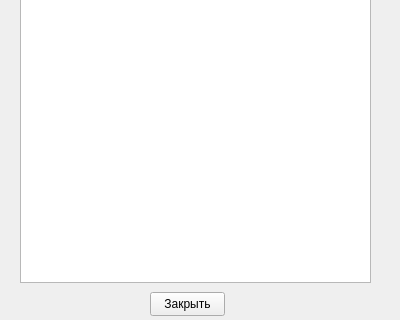
The window that receiptdescription.ui (MargaritaMalakhova/Recipes) describes before a commit, drawn with Qt 5; both pictures show x 0 to 400 and y 198 to 518 of the 400 by 518 pixel window.
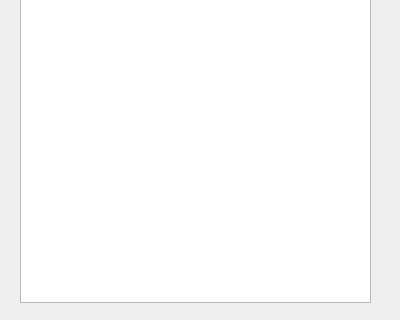
The same window after the commit.

Commit message: add services and recipe button handler

Patch:
```diff
--- a/receiptdescription.ui
+++ b/receiptdescription.ui
@@ -19,26 +19,13 @@
      <x>20</x>
      <y>20</y>
      <width>351</width>
-     <height>461</height>
+     <height>481</height>
     </rect>
    </property>
    <property name="readOnly">
     <bool>true</bool>
    </property>
   </widget>
-  <widget class="QPushButton" name="exitButton">
-   <property name="geometry">
-    <rect>
-     <x>150</x>
-     <y>490</y>
-     <width>75</width>
-     <height>24</height>
-    </rect>
-   </property>
-   <property name="text">
-    <string>Закрыть</string>
-   </property>
-  </widget>
  </widget>
  <resources/>
  <connections/>
```
The commit also changes 14 other files.
